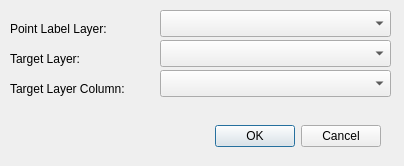
The window that label2attr_dialog_base.ui (zsiki/Label2Attr) describes before a commit, drawn with Qt 5.
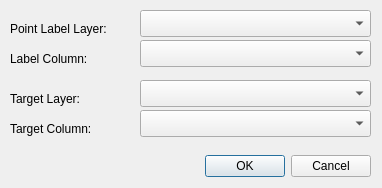
The same window after the commit.

Commit message: source field added

What changed in the file:
```diff
--- a/label2attr_dialog_base.ui
+++ b/label2attr_dialog_base.ui
@@ -6,8 +6,8 @@
    <rect>
     <x>0</x>
     <y>0</y>
-    <width>404</width>
-    <height>166</height>
+    <width>382</width>
+    <height>188</height>
    </rect>
   </property>
   <property name="windowTitle">
@@ -16,9 +16,9 @@
   <widget class="QDialogButtonBox" name="button_box">
    <property name="geometry">
     <rect>
-     <x>40</x>
-     <y>120</y>
-     <width>341</width>
+     <x>70</x>
+     <y>150</y>
+     <width>301</width>
      <height>32</height>
     </rect>
    </property>
@@ -45,7 +45,7 @@
   <widget class="QComboBox" name="LabelLayerCombo">
    <property name="geometry">
     <rect>
-     <x>160</x>
+     <x>140</x>
      <y>10</y>
      <width>231</width>
      <height>27</height>
@@ -56,8 +56,8 @@
    <property name="geometry">
     <rect>
      <x>10</x>
-     <y>50</y>
-     <width>121</width>
+     <y>90</y>
+     <width>101</width>
      <height>17</height>
     </rect>
    </property>
@@ -68,36 +68,59 @@
   <widget class="QComboBox" name="TargetLayerCombo">
    <property name="geometry">
     <rect>
-     <x>160</x>
-     <y>40</y>
-     <width>231</width>
-     <height>27</height>
-    </rect>
-   </property>
-  </widget>
-  <widget class="QLabel" name="label_3">
-   <property name="geometry">
-    <rect>
-     <x>10</x>
+     <x>140</x>
      <y>80</y>
-     <width>161</width>
+     <width>231</width>
+     <height>27</height>
+    </rect>
+   </property>
+  </widget>
+  <widget class="QLabel" name="label_3">
+   <property name="geometry">
+    <rect>
+     <x>10</x>
+     <y>120</y>
+     <width>111</width>
      <height>17</height>
     </rect>
    </property>
    <property name="text">
-    <string>Target Layer Column:</string>
+    <string>Target Column:</string>
    </property>
   </widget>
   <widget class="QComboBox" name="TargetColumnCombo">
    <property name="geometry">
     <rect>
-     <x>160</x>
-     <y>70</y>
+     <x>140</x>
+     <y>110</y>
      <width>231</width>
      <height>27</height>
     </rect>
    </property>
   </widget>
+  <widget class="QComboBox" name="LabelColumnCombo">
+   <property name="geometry">
+    <rect>
+     <x>140</x>
+     <y>40</y>
+     <width>231</width>
+     <height>27</height>
+    </rect>
+   </property>
+  </widget>
+  <widget class="QLabel" name="label_4">
+   <property name="geometry">
+    <rect>
+     <x>10</x>
+     <y>50</y>
+     <width>111</width>
+     <height>17</height>
+    </rect>
+   </property>
+   <property name="text">
+    <string>Label Column:</string>
+   </property>
+  </widget>
  </widget>
  <resources/>
  <connections>
```
The commit also changes 2 other files.
